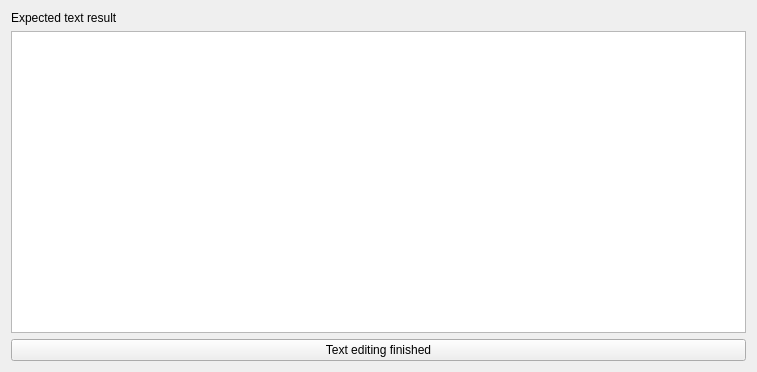
Before: the Qt Designer form src/pcot/assets/tabstringtest.ui in AU-ExoMars/PCOT, drawn with Qt 5.
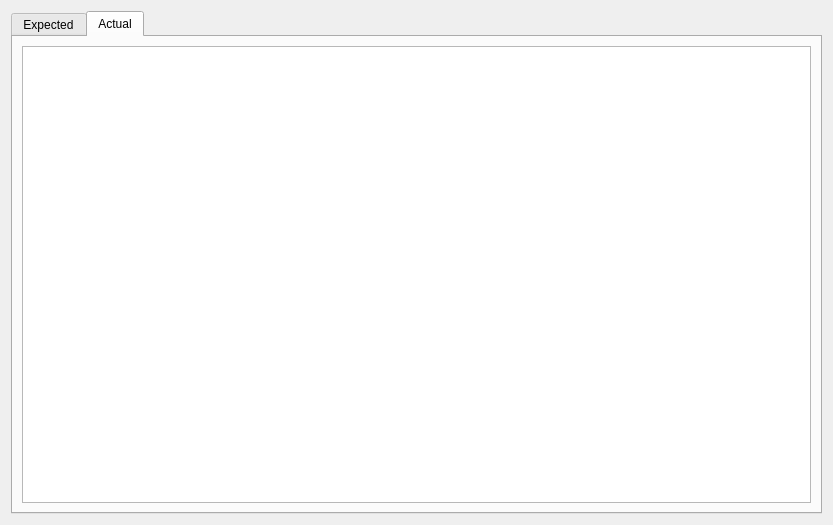
After: the same form once the commit is applied.

Commit message: The PCT detector now outputs an image with ROIs. This required a lot of work on the interpolation code. Imagecube now has both repr and str methods. Stringtest now provides an "actual" pane so you can see what's up.

```diff
--- a/src/pcot/assets/tabstringtest.ui
+++ b/src/pcot/assets/tabstringtest.ui
@@ -6,29 +6,54 @@
    <rect>
     <x>0</x>
     <y>0</y>
-    <width>757</width>
-    <height>372</height>
+    <width>833</width>
+    <height>525</height>
    </rect>
   </property>
   <property name="windowTitle">
    <string>Form</string>
   </property>
   <layout class="QGridLayout" name="gridLayout">
-   <item row="1" column="1">
-    <widget class="QPlainTextEdit" name="expected"/>
-   </item>
-   <item row="0" column="1">
-    <widget class="QLabel" name="label">
-     <property name="text">
-      <string>Expected text result</string>
+   <item row="1" column="0">
+    <widget class="QTabWidget" name="tabWidget">
+     <property name="currentIndex">
+      <number>1</number>
+     </property>
+     <widget class="QWidget" name="tab">
+      <attribute name="title">
+       <string>Expected</string>
+      </attribute>
+      <layout class="QGridLayout" name="gridLayout_2">
+       <item row="0" column="0">
+        <widget class="QPlainTextEdit" name="expected">
+         <property name="plainText">
+          <string/>
      </property>
     </widget>
    </item>
-   <item row="2" column="1">
+       <item row="1" column="0">
     <widget class="QPushButton" name="finishedButton">
      <property name="text">
       <string>Text editing finished</string>
      </property>
+        </widget>
+       </item>
+      </layout>
+     </widget>
+     <widget class="QWidget" name="tab_2">
+      <attribute name="title">
+       <string>Actual</string>
+      </attribute>
+      <layout class="QGridLayout" name="gridLayout_3">
+       <item row="0" column="0">
+        <widget class="QPlainTextEdit" name="actual">
+         <property name="plainText">
+          <string/>
+         </property>
+        </widget>
+       </item>
+      </layout>
+     </widget>
     </widget>
    </item>
   </layout>
```
Lines whose indentation alone changed are shown as unchanged. The commit also changes 5 other files.
